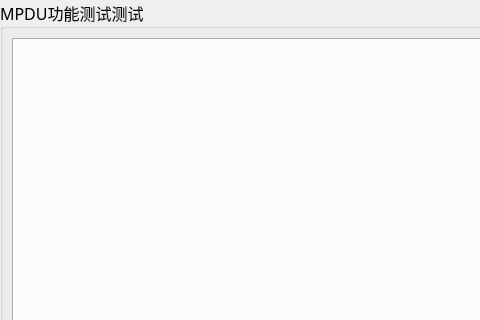
Above: IDC_TestSystem/ZPDU/z_test/ztest_mainwid.ui from ChinaClever/IDC_TestSystem before the change; both pictures show x 0 to 480 and y 0 to 320 of the 812 by 734 pixel window. Below: the same form after it.
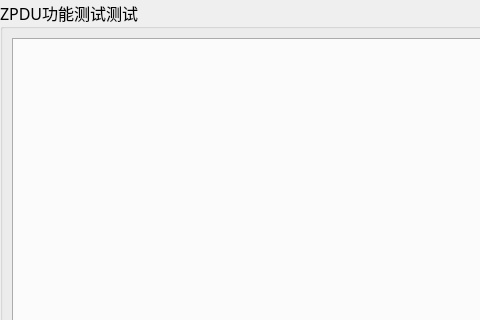
That is the form after the change.

Patch:
```diff
--- a/IDC_TestSystem/ZPDU/z_test/ztest_mainwid.ui
+++ b/IDC_TestSystem/ZPDU/z_test/ztest_mainwid.ui
@@ -40,7 +40,7 @@
       </font>
      </property>
      <property name="title">
-      <string>MPDU功能测试测试</string>
+      <string>ZPDU功能测试测试</string>
      </property>
      <layout class="QGridLayout" name="gridLayout_2">
       <property name="leftMargin">
```
